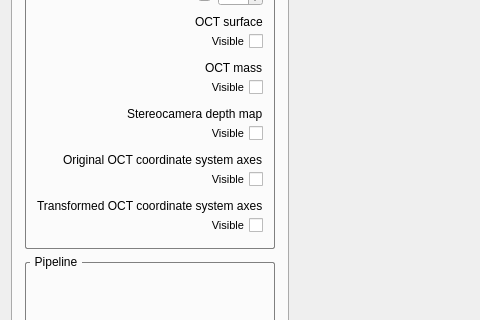
Above: form.ui from 1danielcoelho/OCT_overlay before the change; both pictures show x 0 to 480 and y 181 to 501 of the 996 by 827 pixel window. Below: the same form after it.
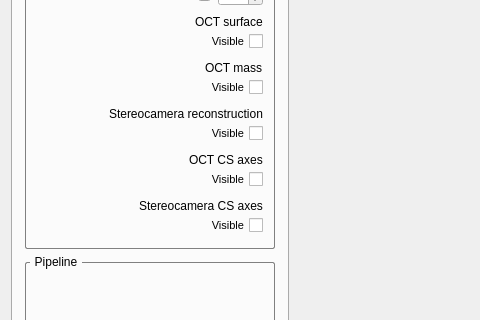
That is the form after the change. The open tabs and pages were chosen to show the change. Custom widgets are drawn as their Qt base class.

Commit message: Implements stereocamera reconstruction on the Overlay tab; Adds m_waiting_response UI changes in some other rendering functions on the Overlay tab

Diff of the .ui file:
```diff
--- a/form.ui
+++ b/form.ui
@@ -2304,7 +2304,7 @@
                    </size>
                   </property>
                   <property name="text">
-                   <string>Transformed OCT coordinate system axes</string>
+                   <string>Stereocamera CS axes</string>
                   </property>
                  </widget>
                 </item>
@@ -2539,7 +2539,7 @@
                    </size>
                   </property>
                   <property name="text">
-                   <string>Stereocamera depth map</string>
+                   <string>Stereocamera reconstruction</string>
                   </property>
                  </widget>
                 </item>
@@ -2677,7 +2677,7 @@
                    </size>
                   </property>
                   <property name="text">
-                   <string>Original OCT coordinate system axes</string>
+                   <string>OCT CS axes</string>
                   </property>
                  </widget>
                 </item>
```
Left out of the diff: 6 changed lines with no effect on the pictures. The commit also changes 2 other files.
